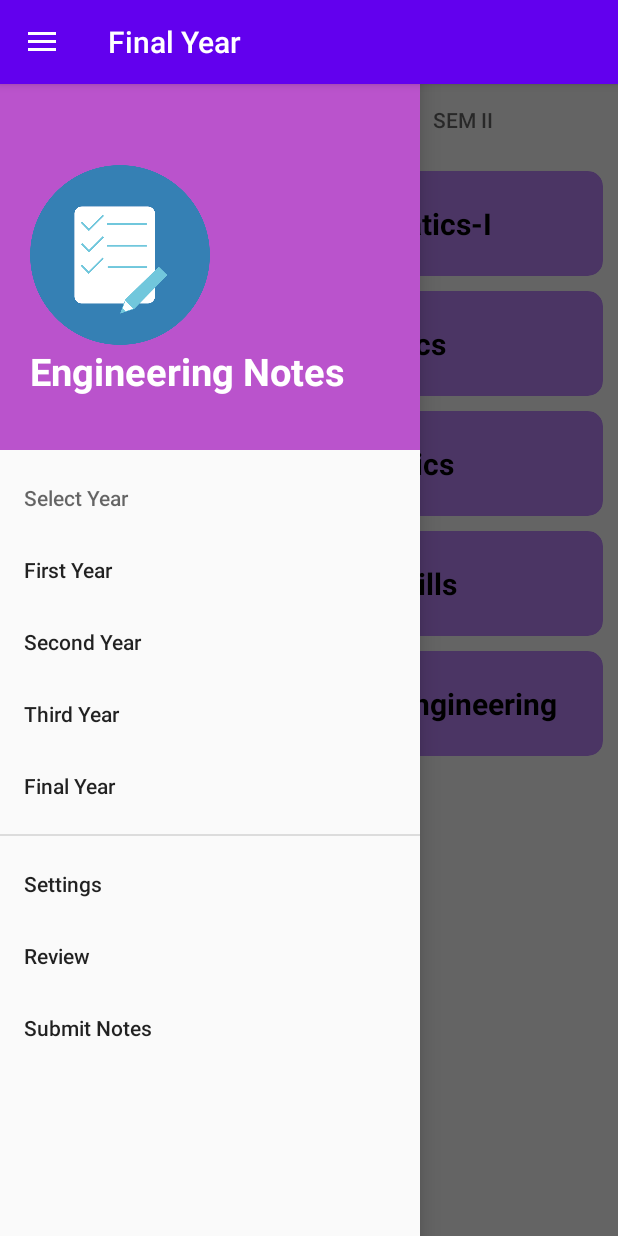
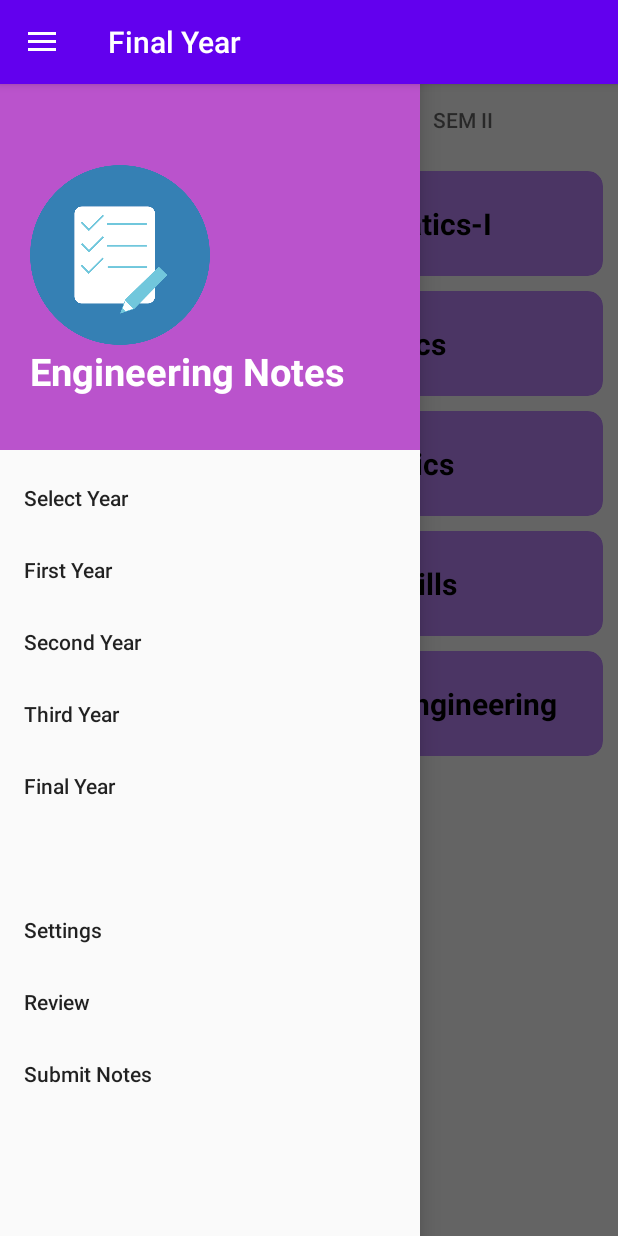
Before and after one commit to rushikesh097/Engineering_Notes_App, an Android app: the SemOneFragment screen opened directly, with no data from a screen before it, with the side drawer open, on a phone screen of 412 x 824 dp. Run offline under Robolectric (Android 15) with nearby library versions, the light colour scheme and no system bars; our stand-ins replace Room's generated code; Roboto replaces fonts that are not available here.

Commit message:
ChapterActivity, RecyclerView and Adapter Added: Rushikesh

```diff
--- a/app/src/main/AndroidManifest.xml
+++ b/app/src/main/AndroidManifest.xml
@@ -2,6 +2,7 @@
 <manifest xmlns:android="http://schemas.android.com/apk/res/android"
     package="com.example.engineeringnotes">
 
+    <uses-permission android:name="android.permission.INTERNET" />
     <application
         android:allowBackup="true"
         android:icon="@mipmap/ic_launcher"
@@ -11,9 +12,6 @@
         android:theme="@style/Theme.EngineeringNotes">
         <activity
             android:name=".ChaptersActivity"
-            android:exported="false" />
-        <activity
-            android:name=".TPAc"
             android:exported="false" />
         <activity
             android:name=".MainActivity"
--- a/app/src/main/java/com/example/engineeringnotes/MainActivity.java
+++ b/app/src/main/java/com/example/engineeringnotes/MainActivity.java
@@ -39,6 +39,7 @@ public class MainActivity extends AppCompatActivity {
         setContentView(R.layout.activity_main);
         drawerLayout = findViewById(R.id.drawer_layout);
         navigationView = findViewById(R.id.NavigationView);
+
         Objects.requireNonNull(getSupportActionBar()).setDisplayHomeAsUpEnabled(true);
 
         sharedPreferences = getSharedPreferences("user", Context.MODE_PRIVATE);
@@ -116,7 +117,7 @@ public class MainActivity extends AppCompatActivity {
 
         getSupportFragmentManager()
                 .beginTransaction()
-                .replace(R.id.frame_layout,new HomeFragment(MainActivity.this,MainActivity.this,actionBarName))
+                .replace(R.id.frame_layout,new HomeFragment(this,this,actionBarName))
                 .commit();
     }
 
--- a/app/src/main/java/com/example/engineeringnotes/adapters/RecyclerViewAdapter.java
+++ b/app/src/main/java/com/example/engineeringnotes/adapters/SubjectsRVAdapter.java
@@ -16,26 +16,26 @@ import com.example.engineeringnotes.R;
 
 import java.util.List;
 
-public class RecyclerViewAdapter extends RecyclerView.Adapter<RecyclerViewAdapter.SubjectViewHolder> {
+public class SubjectsRVAdapter extends RecyclerView.Adapter<SubjectsRVAdapter.SubjectViewHolder> {
 
     private List<String >subjectList;
     private Context context;
 
 
-    public RecyclerViewAdapter(List<String> subjectList, Context context) {
+    public SubjectsRVAdapter(List<String> subjectList, Context context) {
         this.subjectList = subjectList;
         this.context = context;
     }
 
     @NonNull
     @Override
-    public RecyclerViewAdapter.SubjectViewHolder onCreateViewHolder(@NonNull ViewGroup parent, int viewType) {
+    public SubjectsRVAdapter.SubjectViewHolder onCreateViewHolder(@NonNull ViewGroup parent, int viewType) {
         View itemView = LayoutInflater.from(parent.getContext()).inflate(R.layout.recycler_item,parent,false);
         return new SubjectViewHolder(itemView);
     }
 
     @Override
-    public void onBindViewHolder(@NonNull RecyclerViewAdapter.SubjectViewHolder holder, int position) {
+    public void onBindViewHolder(@NonNull SubjectsRVAdapter.SubjectViewHolder holder, int position) {
         String subject = subjectList.get(position);
         holder.subjectName.setText(subject);
         holder.cardView.setOnClickListener(new View.OnClickListener() {
@@ -59,7 +59,7 @@ public class RecyclerViewAdapter extends RecyclerView.Adapter<RecyclerViewAdapte
         public SubjectViewHolder(@NonNull View itemView) {
             super(itemView);
 
-            subjectName = itemView.findViewById(R.id.subject_name);
+            subjectName = itemView.findViewById(R.id.name);
             cardView = itemView.findViewById(R.id.cardview);
         }
     }
--- a/app/src/main/java/com/example/engineeringnotes/homefragments/SemOneFragment.java
+++ b/app/src/main/java/com/example/engineeringnotes/homefragments/SemOneFragment.java
@@ -7,15 +7,13 @@ import androidx.fragment.app.Fragment;
 import androidx.recyclerview.widget.LinearLayoutManager;
 import androidx.recyclerview.widget.RecyclerView;
 
-import android.util.Log;
 import android.view.LayoutInflater;
 import android.view.View;
 import android.view.ViewGroup;
-import android.widget.AdapterView;
 
 
 import com.example.engineeringnotes.R;
-import com.example.engineeringnotes.adapters.RecyclerViewAdapter;
+import com.example.engineeringnotes.adapters.SubjectsRVAdapter;
 import com.example.engineeringnotes.databases.SubjectNotesViewModel;
 
 import java.util.List;
@@ -43,9 +41,10 @@ public class SemOneFragment extends Fragment {
         SubjectNotesViewModel notesViewModel = new SubjectNotesViewModel(requireActivity().getApplication());
         subjects = getSubjects(notesViewModel);
 
-        recyclerView = view.findViewById(R.id.recyclerview1);
+        recyclerView = view.findViewById(R.id.subjects_recyclerview1);
         recyclerView.setLayoutManager(new LinearLayoutManager(context));
-        recyclerView.setAdapter(new RecyclerViewAdapter(subjects,context));
+        recyclerView.setAdapter(new SubjectsRVAdapter(subjects,context));
+        recyclerView.setHasFixedSize(true);
         return view;
     }
 
--- a/app/src/main/res/layout/activity_main.xml
+++ b/app/src/main/res/layout/activity_main.xml
@@ -8,11 +8,13 @@
     tools:openDrawer="start"
     android:fitsSystemWindows="true">
 
+
     <FrameLayout
         android:layout_width="match_parent"
         android:layout_height="match_parent"
         android:id="@+id/frame_layout">
     </FrameLayout>
+
 
     <com.google.android.material.navigation.NavigationView
         android:layout_width="wrap_content"
--- a/app/src/main/res/layout/fragment_sem_one.xml
+++ b/app/src/main/res/layout/fragment_sem_one.xml
@@ -9,7 +9,7 @@
     <androidx.recyclerview.widget.RecyclerView
         android:layout_width="match_parent"
         android:layout_height="match_parent"
-        android:id="@+id/recyclerview1">
+        android:id="@+id/subjects_recyclerview1">
 
     </androidx.recyclerview.widget.RecyclerView>
 
--- a/app/src/main/res/layout/fragment_sem_two.xml
+++ b/app/src/main/res/layout/fragment_sem_two.xml
@@ -6,7 +6,7 @@
     tools:context=".homefragments.SemOneFragment">
 
     <androidx.recyclerview.widget.RecyclerView
-        android:id="@+id/recyclerview2"
+        android:id="@+id/subjects_recyclerview2"
         android:layout_width="match_parent"
         android:layout_height="match_parent"
         tools:listitem="@layout/recycler_item"/>
--- a/app/src/main/res/layout/fragment_start.xml
+++ b/app/src/main/res/layout/fragment_start.xml
@@ -27,9 +27,10 @@
             android:layout_width="match_parent"
             android:layout_height="wrap_content"
             android:paddingStart="50dp"
+            android:paddingEnd="50dp"
             android:text="@string/select_year"
             android:textColor="@color/black"
-            android:textSize="25dp"
+            android:textSize="25sp"
             android:layout_marginTop="150dp"
             app:layout_constraintBottom_toTopOf="@+id/radioGroup"
             app:layout_constraintEnd_toEndOf="parent"
--- a/app/src/main/res/layout/recycler_item.xml
+++ b/app/src/main/res/layout/recycler_item.xml
@@ -16,11 +16,12 @@
         app:layout_constraintTop_toTopOf="parent">
 
         <TextView
-            android:id="@+id/subject_name"
+            android:id="@+id/name"
             android:layout_width="match_parent"
             android:layout_height="match_parent"
             android:fontFamily="@font/baloo_bhai"
             android:gravity="center"
+            android:padding="5dp"
             android:text="subject 1"
             android:textColor="@color/black"
             android:textSize="20sp"
--- a/app/src/main/res/menu/nav_drawer_menu.xml
+++ b/app/src/main/res/menu/nav_drawer_menu.xml
@@ -1,24 +1,38 @@
 <?xml version="1.0" encoding="utf-8"?>
 <menu xmlns:android="http://schemas.android.com/apk/res/android">
 <group android:checkableBehavior="single">
-    <item android:title="@string/select_year">
-        <menu>
-            <group>
+    <item android:title="@string/select_year"
+        android:checkable="false"
+        android:id="@+id/main_title"/>
+</group>
+
+    <group android:checkableBehavior="single">
         <item
             android:title="@string/first_year"
             android:id="@+id/nav_FE" />
+    </group>
+
+    <group android:checkableBehavior="single">
         <item
             android:title="@string/second_year"
             android:id="@+id/nav_SE" />
+    </group>
+    <group android:checkableBehavior="single">
         <item
             android:title="@string/third_year"
             android:id="@+id/nav_TE" />
+    </group>
+
+    <group android:checkableBehavior="single">
         <item
             android:title="@string/final_year"
             android:id="@+id/nav_BE" />
     </group>
-        </menu>
-    </item>
+
+    <group android:checkableBehavior="single">
+        <item
+            android:title=" "
+            android:layout_height="wrap_content"/>
     </group>
 
     <group android:checkableBehavior="single">
```
Also changed, not shown: app/src/main/java/com/example/engineeringnotes/ChaptersActivity.java (+44 -2 lines), app/src/main/java/com/example/engineeringnotes/adapters/ChaptersRVAdapter.java (added, +68 -0 lines), app/src/main/java/com/example/engineeringnotes/homefragments/SemTwoFragment.java (+4 -5 lines), app/src/main/res/layout/activity_chapters.xml (+10 -0 lines), app/src/main/assets/database/NotesDB.db. Lines whose indentation alone changed are shown as unchanged.
